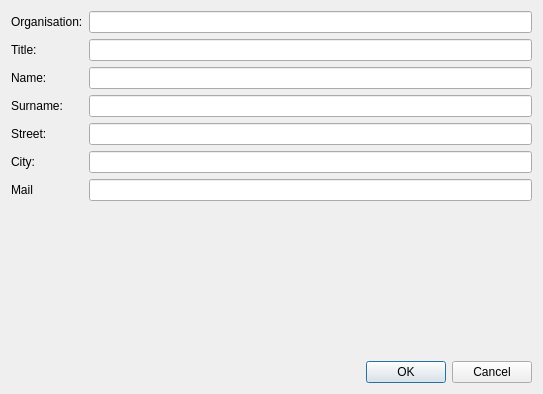
The window that ui/dialogs/customerdialog.ui (PhilippParis/BusinessManager) describes before a commit, drawn with Qt 5.
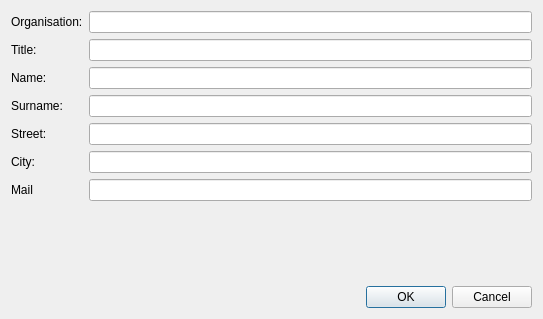
The same window after the commit.

Diff of the .ui file:
```diff
--- a/ui/dialogs/customerdialog.ui
+++ b/ui/dialogs/customerdialog.ui
@@ -7,7 +7,7 @@
     <x>0</x>
     <y>0</y>
     <width>543</width>
-    <height>394</height>
+    <height>319</height>
    </rect>
   </property>
   <property name="windowTitle">
```
